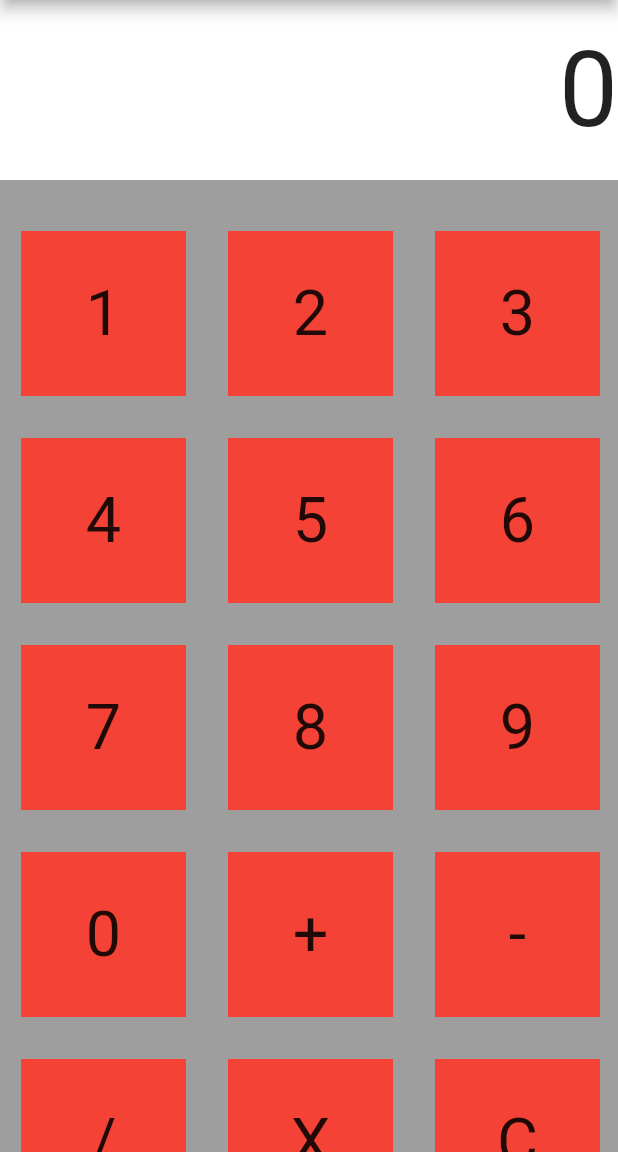
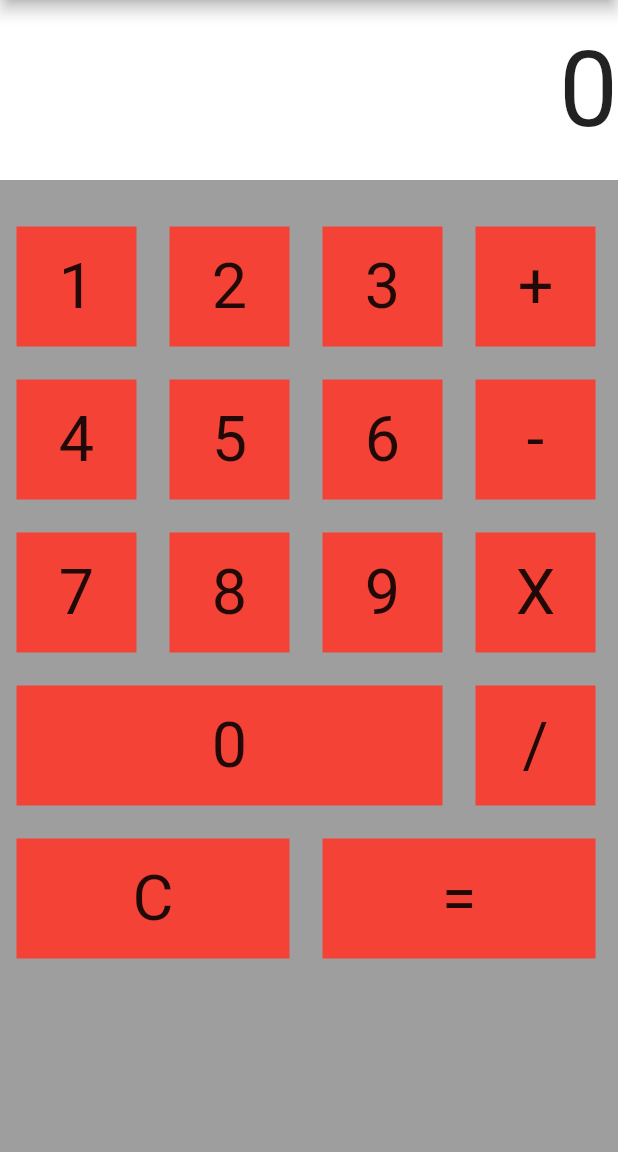
Before and after one commit to k-westbrook/flutter-calculator, a Flutter app: the screen it shows after launch, on a phone screen of 412 x 824 dp, the part 84-1236 px from its top. Run offline on Flutter 3.47's test engine with Material 2 defaults, Android fonts, the phone set to English and light mode, and no system bars.

Commit message:
redesigned layout

```diff
--- a/lib/main.dart
+++ b/lib/main.dart
@@ -55,7 +55,7 @@ class _CalculatorState extends State<Calculator> {
                                   setState(() => {firstNum = 1})
                                 },
                             child: Container(
-                              margin: const EdgeInsets.all(14),
+                              margin: const EdgeInsets.all(11),
                               child: Align(
                                   alignment: Alignment.center,
                                   child: Text("1",
@@ -63,15 +63,15 @@ class _CalculatorState extends State<Calculator> {
                                           .style
                                           .apply(fontSizeFactor: 3.0))),
                               color: Colors.red,
-                              width: 110.0,
-                              height: 110.0,
+                              width: 80.0,
+                              height: 80.0,
                             )),
                         InkWell(
                             onTap: () => {
                                   setState(() => {firstNum = 2})
                                 },
                             child: Container(
-                              margin: const EdgeInsets.all(14),
+                              margin: const EdgeInsets.all(11),
                               child: Align(
                                   alignment: Alignment.center,
                                   child: Text("2",
@@ -79,15 +79,15 @@ class _CalculatorState extends State<Calculator> {
                                           .style
                                           .apply(fontSizeFactor: 3.0))),
                               color: Colors.red,
-                              width: 110.0,
-                              height: 110.0,
+                              width: 80.0,
+                              height: 80.0,
                             )),
                         InkWell(
                             onTap: () => {
                                   setState(() => {firstNum = 3})
                                 },
                             child: Container(
-                              margin: const EdgeInsets.all(14),
+                              margin: const EdgeInsets.all(11),
                               child: Align(
                                   alignment: Alignment.center,
                                   child: Text("3",
@@ -95,8 +95,26 @@ class _CalculatorState extends State<Calculator> {
                                           .style
                                           .apply(fontSizeFactor: 3.0))),
                               color: Colors.red,
-                              width: 110.0,
-                              height: 110.0,
+                              width: 80.0,
+                              height: 80.0,
+                            )),
+                        InkWell(
+                            onTap: () => {
+                                  print(total),
+                                  print(firstNum),
+                                  setState(() => {total = total + firstNum})
+                                },
+                            child: Container(
+                              margin: const EdgeInsets.all(11),
+                              child: Align(
+                                  alignment: Alignment.center,
+                                  child: Text("+",
+                                      style: DefaultTextStyle.of(context)
+                                          .style
+                                          .apply(fontSizeFactor: 3.0))),
+                              color: Colors.red,
+                              width: 80.0,
+                              height: 80.0,
                             )),
                       ],
                     ),
@@ -109,7 +127,7 @@ class _CalculatorState extends State<Calculator> {
                                   setState(() => {firstNum = 4})
                                 },
                             child: Container(
-                              margin: const EdgeInsets.all(14),
+                              margin: const EdgeInsets.all(11),
                               child: Align(
                                   alignment: Alignment.center,
                                   child: Text("4",
@@ -117,15 +135,15 @@ class _CalculatorState extends State<Calculator> {
                                           .style
                                           .apply(fontSizeFactor: 3.0))),
                               color: Colors.red,
-                              width: 110.0,
-                              height: 110.0,
+                              width: 80.0,
+                              height: 80.0,
                             )),
                         InkWell(
                             onTap: () => {
                                   setState(() => {firstNum = 5})
                                 },
                             child: Container(
-                              margin: const EdgeInsets.all(14),
+                              margin: const EdgeInsets.all(11),
                               child: Align(
                                   alignment: Alignment.center,
                                   child: Text("5",
@@ -133,15 +151,15 @@ class _CalculatorState extends State<Calculator> {
                                           .style
                                           .apply(fontSizeFactor: 3.0))),
                               color: Colors.red,
-                              width: 110.0,
-                              height: 110.0,
+                              width: 80.0,
+                              height: 80.0,
                             )),
                         InkWell(
                             onTap: () => {
                                   setState(() => {firstNum = 6})
                                 },
                             child: Container(
-                              margin: const EdgeInsets.all(14),
+                              margin: const EdgeInsets.all(11),
                               child: Align(
                                   alignment: Alignment.center,
                                   child: Text("6",
@@ -149,9 +167,22 @@ class _CalculatorState extends State<Calculator> {
                                           .style
                                           .apply(fontSizeFactor: 3.0))),
                               color: Colors.red,
-                              width: 110.0,
-                              height: 110.0,
+                              width: 80.0,
+                              height: 80.0,
                             )),
+                        InkWell(
+                            child: Container(
+                          margin: const EdgeInsets.all(11),
+                          child: Align(
+                              alignment: Alignment.center,
+                              child: Text("-",
+                                  style: DefaultTextStyle.of(context)
+                                      .style
+                                      .apply(fontSizeFactor: 3.0))),
+                          color: Colors.red,
+                          width: 80.0,
+                          height: 80.0,
+                        )),
                       ],
                     ),
                   ),
@@ -163,7 +194,7 @@ class _CalculatorState extends State<Calculator> {
                                   setState(() => {firstNum = 7})
                                 },
                             child: Container(
-                              margin: const EdgeInsets.all(14),
+                              margin: const EdgeInsets.all(11),
                               child: Align(
                                   alignment: Alignment.center,
                                   child: Text("7",
@@ -171,15 +202,15 @@ class _CalculatorState extends State<Calculator> {
                                           .style
                                           .apply(fontSizeFactor: 3.0))),
                               color: Colors.red,
-                              width: 110.0,
-                              height: 110.0,
+                              width: 80.0,
+                              height: 80.0,
                             )),
                         InkWell(
                             onTap: () => {
                                   setState(() => {firstNum = 8})
                                 },
                             child: Container(
-                              margin: const EdgeInsets.all(14),
+                              margin: const EdgeInsets.all(11),
                               child: Align(
                                   alignment: Alignment.center,
                                   child: Text("8",
@@ -187,15 +218,15 @@ class _CalculatorState extends State<Calculator> {
                                           .style
                                           .apply(fontSizeFactor: 3.0))),
                               color: Colors.red,
-                              width: 110.0,
-                              height: 110.0,
+                              width: 80.0,
+                              height: 80.0,
                             )),
                         InkWell(
                             onTap: () => {
                                   setState(() => {firstNum = 9})
                                 },
                             child: Container(
-                              margin: const EdgeInsets.all(14),
+                              margin: const EdgeInsets.all(11),
                               child: Align(
                                   alignment: Alignment.center,
                                   child: Text("9",
@@ -203,9 +234,22 @@ class _CalculatorState extends State<Calculator> {
                                           .style
                                           .apply(fontSizeFactor: 3.0))),
                               color: Colors.red,
-                              width: 110.0,
-                              height: 110.0,
+                              width: 80.0,
+                              height: 80.0,
                             )),
+                        InkWell(
+                            child: Container(
+                          margin: const EdgeInsets.all(11),
+                          child: Align(
+                              alignment: Alignment.center,
+                              child: Text("X",
+                                  style: DefaultTextStyle.of(context)
+                                      .style
+                                      .apply(fontSizeFactor: 3.0))),
+                          color: Colors.red,
+                          width: 80.0,
+                          height: 80.0,
+                        )),
                       ],
                     ),
                   ),
@@ -217,7 +261,7 @@ class _CalculatorState extends State<Calculator> {
                                   setState(() => {firstNum = 0})
                                 },
                             child: Container(
-                              margin: const EdgeInsets.all(14),
+                              margin: const EdgeInsets.all(11),
                               child: Align(
                                   alignment: Alignment.center,
                                   child: Text("0",
@@ -225,39 +269,21 @@ class _CalculatorState extends State<Calculator> {
                                           .style
                                           .apply(fontSizeFactor: 3.0))),
                               color: Colors.red,
-                              width: 110.0,
-                              height: 110.0,
-                            )),
-                        InkWell(
-                            onTap: () => {
-                                  print(total),
-                                  print(firstNum),
-                                  setState(() => {total = total + firstNum})
-                                },
-                            child: Container(
-                              margin: const EdgeInsets.all(14),
-                              child: Align(
-                                  alignment: Alignment.center,
-                                  child: Text("+",
-                                      style: DefaultTextStyle.of(context)
-                                          .style
-                                          .apply(fontSizeFactor: 3.0))),
-                              color: Colors.red,
-                              width: 110.0,
-                              height: 110.0,
+                              width: 284.0,
+                              height: 80.0,
                             )),
                         InkWell(
                             child: Container(
-                          margin: const EdgeInsets.all(14),
+                          margin: const EdgeInsets.all(11),
                           child: Align(
                               alignment: Alignment.center,
-                              child: Text("-",
+                              child: Text("/",
                                   style: DefaultTextStyle.of(context)
                                       .style
                                       .apply(fontSizeFactor: 3.0))),
                           color: Colors.red,
-                          width: 110.0,
-                          height: 110.0,
+                          width: 80.0,
+                          height: 80.0,
                         )),
                       ],
                     ),
@@ -266,37 +292,11 @@ class _CalculatorState extends State<Calculator> {
                     child: Row(
                       children: <Widget>[
                         InkWell(
-                            child: Container(
-                          margin: const EdgeInsets.all(14),
-                          child: Align(
-                              alignment: Alignment.center,
-                              child: Text("/",
-                                  style: DefaultTextStyle.of(context)
-                                      .style
-                                      .apply(fontSizeFactor: 3.0))),
-                          color: Colors.red,
-                          width: 110.0,
-                          height: 110.0,
-                        )),
-                        InkWell(
-                            child: Container(
-                          margin: const EdgeInsets.all(14),
-                          child: Align(
-                              alignment: Alignment.center,
-                              child: Text("X",
-                                  style: DefaultTextStyle.of(context)
-                                      .style
-                                      .apply(fontSizeFactor: 3.0))),
-                          color: Colors.red,
-                          width: 110.0,
-                          height: 110.0,
-                        )),
-                        InkWell(
                             onTap: () => {
                                   setState(() => {total = 0, firstNum = 0})
                                 },
                             child: Container(
-                              margin: const EdgeInsets.all(14),
+                              margin: const EdgeInsets.all(11),
                               child: Align(
                                   alignment: Alignment.center,
                                   child: Text("C",
@@ -304,8 +304,24 @@ class _CalculatorState extends State<Calculator> {
                                           .style
                                           .apply(fontSizeFactor: 3.0))),
                               color: Colors.red,
-                              width: 110.0,
-                              height: 110.0,
+                              width: 182.0,
+                              height: 80.0,
+                            )),
+                        InkWell(
+                            onTap: () => {
+                                  setState(() => {total = 0, firstNum = 0})
+                                },
+                            child: Container(
+                              margin: const EdgeInsets.all(11),
+                              child: Align(
+                                  alignment: Alignment.center,
+                                  child: Text("=",
+                                      style: DefaultTextStyle.of(context)
+                                          .style
+                                          .apply(fontSizeFactor: 3.0))),
+                              color: Colors.red,
+                              width: 182.0,
+                              height: 80.0,
                             ))
                       ],
                     ),
```
